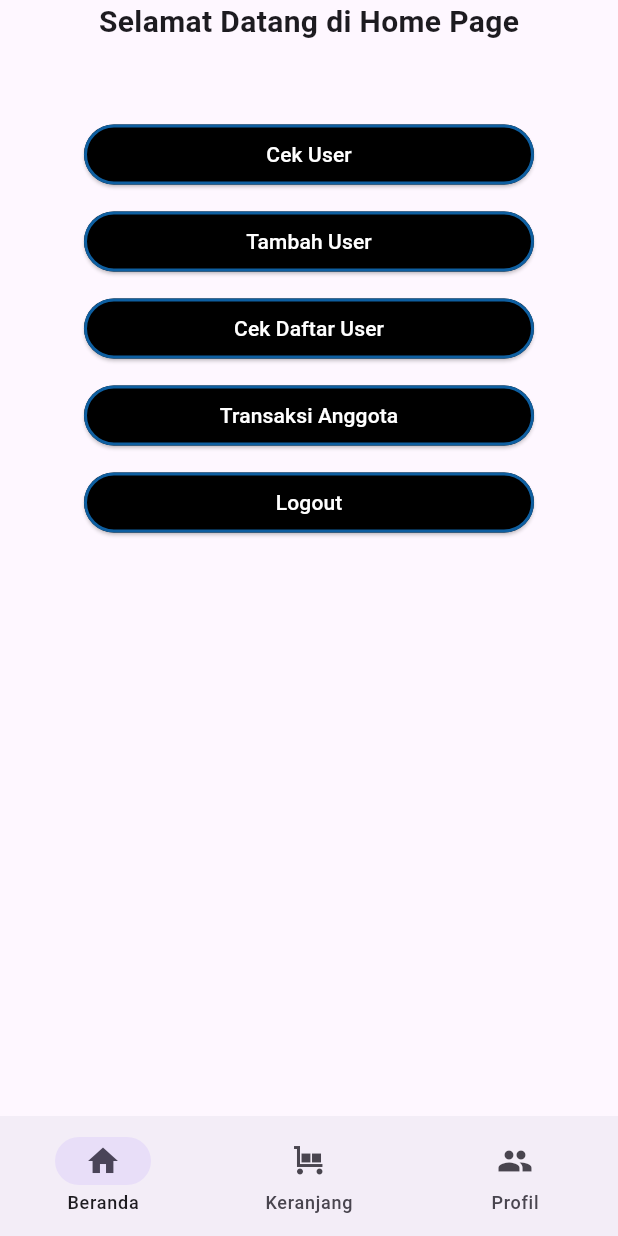
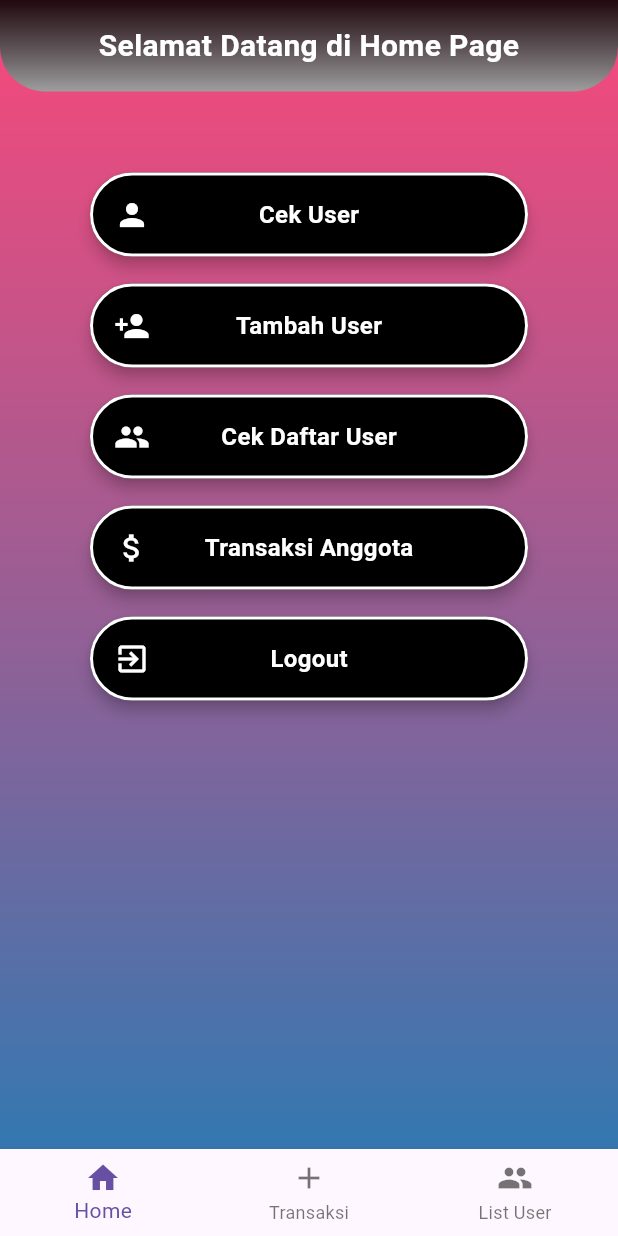
Before and after one commit to edgarkusuma07/Tugasprogmob1Login, a Flutter app: the HomePage screen opened directly, after a tap on "Logout", on a phone screen of 412 x 824 dp. Run offline on Flutter 3.47's test engine with Material 3 defaults, Android fonts, the phone set to English and light mode, and no system bars; our stand-ins replace dio, get_storage, page_transition; accounts and stored records are empty; network calls fail.

Commit message:
after uas

```diff
--- a/lib/homepage.dart
+++ b/lib/homepage.dart
@@ -22,145 +22,202 @@ class _HomePageState extends State<HomePage> {
   @override
   Widget build(BuildContext context) {
     return Scaffold(
-      bottomNavigationBar: NavigationBar(
-        destinations: const [
-          NavigationDestination(icon: Icon(Icons.home), label: 'Beranda'),
-          NavigationDestination(icon: Icon(Icons.trolley), label: 'Keranjang'),
-          NavigationDestination(icon: Icon(Icons.people), label: 'Profil'),
+      bottomNavigationBar: BottomNavigationBar(
+        items: const [
+          BottomNavigationBarItem(icon: Icon(Icons.home), label: 'Home'),
+          BottomNavigationBarItem(icon: Icon(Icons.add), label: 'Transaksi'),
+          BottomNavigationBarItem(icon: Icon(Icons.people), label: 'List User'),
         ],
+        onTap: (index) {
+          switch (index) {
+            case 0:
+              // Navigasi ke halaman Home
+              Navigator.push(
+                context,
+                MaterialPageRoute(builder: (context) => HomePage()),
+              );
+              break;
+            case 1:
+              // Navigasi ke halaman Anggota
+              Navigator.push(
+                context,
+                MaterialPageRoute(builder: (context) => ListTransaksi()),
+              );
+              break;
+            case 2:
+              // Navigasi ke halaman Wallet
+              Navigator.push(
+                context,
+                MaterialPageRoute(builder: (context) => ListUser()),
+              );
+              break;
+          }
+        },
       ),
-      body: Center(
+      body: Container(
+        decoration: BoxDecoration(
+          gradient: LinearGradient(
+            colors: [
+              Color.fromARGB(221, 248, 45, 102),
+              Color.fromARGB(255, 51, 120, 177),
+            ],
+            begin: Alignment.topCenter,
+            end: Alignment.bottomCenter,
+          ),
+        ),
+        child: Center(
           child: Column(
             children: [
-            const Text(
+              Container(
+                width: double.infinity,
+                padding: const EdgeInsets.symmetric(vertical: 16),
+                decoration: BoxDecoration(
+                  gradient: LinearGradient(
+                    colors: [Colors.black87, Colors.grey],
+                    begin: Alignment.topCenter,
+                    end: Alignment.bottomCenter,
+                  ),
+                  borderRadius: BorderRadius.only(
+                    bottomLeft: Radius.circular(30),
+                    bottomRight: Radius.circular(30),
+                  ),
+                ),
+                child: const Text(
                   'Selamat Datang di Home Page',
-              style: TextStyle(fontSize: 20, fontWeight: FontWeight.bold),
+                  style: TextStyle(
+                    fontSize: 20,
+                    fontWeight: FontWeight.bold,
+                    color: Colors.white,
+                  ),
+                  textAlign: TextAlign.center,
+                ),
               ),
               const SizedBox(
                 height: 50,
               ),
-            SizedBox(
-              width: 300,
-              child: ElevatedButton(
+              CardButton(
                 onPressed: () {
                   goUser(dio, myStorage, apiUrl);
                 },
-                  style: ElevatedButton.styleFrom(
-                    shape: RoundedRectangleBorder(
-                        side: const BorderSide(
-                          color: Color.fromARGB(255, 14, 95, 161),
-                          width: 2,
-                        ),
-                        borderRadius: BorderRadius.circular(30)),
-                    backgroundColor: const Color.fromARGB(255, 0, 0, 0),
-                  ),
-                  child: const Text('Cek User',
-                      style: TextStyle(
-                          color: Color.fromARGB(255, 255, 255, 255)))),
+                label: 'Cek User',
+                icon: Icons.person,
               ),
               const SizedBox(
                 height: 10,
               ),
-            SizedBox(
-              width: 300,
-              child: ElevatedButton(
+              CardButton(
                 onPressed: () {
                   Navigator.push(
                     context,
                     PageTransition(
-                          child: AddUser(), type: PageTransitionType.fade),
+                      child: AddUser(),
+                      type: PageTransitionType.fade,
+                    ),
                   );
                 },
-                  style: ElevatedButton.styleFrom(
-                    shape: RoundedRectangleBorder(
-                        side: const BorderSide(
-                          color: Color.fromARGB(255, 14, 95, 161),
-                          width: 2,
-                        ),
-                        borderRadius: BorderRadius.circular(30)),
-                    backgroundColor: const Color.fromARGB(255, 0, 0, 0),
-                  ),
-                  child: const Text('Tambah User',
-                      style: TextStyle(
-                          color: Color.fromARGB(255, 255, 255, 255)))),
+                label: 'Tambah User',
+                icon: Icons.person_add,
               ),
               const SizedBox(
                 height: 10,
               ),
-            SizedBox(
-              width: 300,
-              child: ElevatedButton(
+              CardButton(
                 onPressed: () {
                   Navigator.push(
                     context,
                     PageTransition(
-                          child: ListUser(), type: PageTransitionType.fade),
+                      child: ListUser(),
+                      type: PageTransitionType.fade,
+                    ),
                   );
                 },
-                  style: ElevatedButton.styleFrom(
-                    shape: RoundedRectangleBorder(
-                        side: const BorderSide(
-                          color: Color.fromARGB(255, 14, 95, 161),
-                          width: 2,
-                        ),
-                        borderRadius: BorderRadius.circular(30)),
-                    backgroundColor: const Color.fromARGB(255, 0, 0, 0),
-                  ),
-                  child: const Text('Cek Daftar User',
-                      style: TextStyle(
-                          color: Color.fromARGB(255, 255, 255, 255)))),
+                label: 'Cek Daftar User',
+                icon: Icons.people,
               ),
               const SizedBox(
                 height: 10,
               ),
-            SizedBox(
-              width: 300,
-              child: ElevatedButton(
+              CardButton(
                 onPressed: () {
                   Navigator.push(
                     context,
                     PageTransition(
                       child: ListTransaksi(),
-                          type: PageTransitionType.fade),
+                      type: PageTransitionType.fade,
+                    ),
                   );
                 },
-                  style: ElevatedButton.styleFrom(
-                    shape: RoundedRectangleBorder(
-                        side: const BorderSide(
-                          color: Color.fromARGB(255, 14, 95, 161),
-                          width: 2,
-                        ),
-                        borderRadius: BorderRadius.circular(30)),
-                    backgroundColor: const Color.fromARGB(255, 0, 0, 0),
-                  ),
-                  child: const Text('Transaksi Anggota',
-                      style: TextStyle(
-                          color: Color.fromARGB(255, 255, 255, 255)))),
+                label: 'Transaksi Anggota',
+                icon: Icons.attach_money,
               ),
               const SizedBox(
                 height: 10,
               ),
-            SizedBox(
-              width: 300,
-              child: ElevatedButton(
+              CardButton(
                 onPressed: () {
                   goLogout(context, dio, myStorage, apiUrl);
                 },
-                  style: ElevatedButton.styleFrom(
-                    shape: RoundedRectangleBorder(
-                        side: const BorderSide(
-                          color: Color.fromARGB(255, 14, 95, 161),
-                          width: 2,
-                        ),
-                        borderRadius: BorderRadius.circular(30)),
-                    backgroundColor: const Color.fromARGB(255, 0, 0, 0),
-                  ),
-                  child: const Text('Logout',
-                      style: TextStyle(
-                          color: Color.fromARGB(255, 255, 255, 255)))),
+                label: 'Logout',
+                icon: Icons.exit_to_app,
               ),
             ],
           ),
+        ),
+      ),
+    );
+  }
+}
+
+class CardButton extends StatelessWidget {
+  final VoidCallback onPressed;
+  final String label;
+  final IconData icon;
+
+  const CardButton({
+    required this.onPressed,
+    required this.label,
+    required this.icon,
+  });
+
+  @override
+  Widget build(BuildContext context) {
+    return SizedBox(
+      width: 300,
+      child: Card(
+        elevation: 4,
+        shape: RoundedRectangleBorder(
+          borderRadius: BorderRadius.circular(30),
+          side: const BorderSide(
+            color: Color.fromARGB(255, 255, 255, 255),
+            width: 2,
+          ),
+        ),
+        child: InkWell(
+          onTap: onPressed,
+          borderRadius: BorderRadius.circular(30),
+          child: Padding(
+            padding: const EdgeInsets.all(16.0),
+            child: Row(
+              mainAxisAlignment: MainAxisAlignment.spaceBetween,
+              children: [
+                Icon(icon, color: Colors.white),
+                Text(
+                  label,
+                  style: TextStyle(
+                    color: Colors.white,
+                    fontSize: 16,
+                    fontWeight: FontWeight.bold,
+                  ),
+                ),
+                Opacity(
+                  opacity: 0,
+                  child: Icon(icon),
+                ),
+              ],
+            ),
+          ),
+        ),
+        color: Color.fromARGB(255, 0, 0, 0),
       ),
     );
   }
@@ -190,7 +247,11 @@ void goLogout(BuildContext context, dio, myStorage, apiUrl) async {
     );
     print(response.data);
 
-    Navigator.push(
+    // Hapus token setelah logout
+    await myStorage.erase();
+
+    // Navigasi ke halaman login
+    Navigator.pushReplacement(
       context,
       PageTransition(child: LoginPage(), type: PageTransitionType.fade),
     );
--- a/lib/list_transaksi.dart
+++ b/lib/list_transaksi.dart
@@ -76,7 +76,13 @@ class _ListTransaksiState extends State<ListTransaksi> {
                   return Card(
                     child: ListTile(
                       title: Text(user['nama']),
-                      subtitle: Text(user['tgl_lahir']),
+                      subtitle: Column(
+                        crossAxisAlignment: CrossAxisAlignment.start,
+                        children: [
+                          Text("${user["nomor_induk"]}"),
+                          Text("${user["tgl_lahir"]}"),
+                        ],
+                      ),
                       trailing: Row(
                         mainAxisSize: MainAxisSize.min,
                         children: [
@@ -93,7 +99,7 @@ class _ListTransaksiState extends State<ListTransaksi> {
                               goSaldo(user);
                             },
                             icon: const Icon(
-                              Icons.money,
+                              Icons.history,
                             ),
                           )
                         ],
--- a/lib/list_user.dart
+++ b/lib/list_user.dart
@@ -2,6 +2,7 @@ import 'package:dio/dio.dart';
 import 'package:flutter/material.dart';
 import 'package:get_storage/get_storage.dart';
 import 'package:page_transition/page_transition.dart';
+import 'package:progmob_1/AddUser.dart';
 import 'package:progmob_1/edit_user.dart';
 
 class ListUser extends StatefulWidget {
@@ -88,7 +89,13 @@ class _ListUserState extends State<ListUser> {
                   return Card(
                     child: ListTile(
                       title: Text(user['nama']),
-                      subtitle: Text(user['tgl_lahir']),
+                      subtitle: Column(
+                        crossAxisAlignment: CrossAxisAlignment.start,
+                        children: [
+                          Text("${user["nomor_induk"]}"),
+                          Text("${user["tgl_lahir"]}"),
+                        ],
+                      ),
                       trailing: Row(
                         mainAxisSize: MainAxisSize.min,
                         children: [
--- a/lib/saldo_user.dart
+++ b/lib/saldo_user.dart
@@ -174,7 +174,7 @@ class _SaldoUserState extends State<SaldoUser> {
               ),
               Text('Histori Transaksi'),
               Column(
-                children: transaksiHistoy.map((transaksi) {
+                children: transaksiHistoy.reversed.map((transaksi) {
                   return Container(
                     width: double.infinity,
                     height: 200,
--- a/pubspec.yaml
+++ b/pubspec.yaml
@@ -31,7 +31,7 @@ dependencies:
   flutter:
     sdk: flutter
   page_transition: "^2.1.0"
-
+  # awesome_dialog: ^2.1.1
 
   # The following adds the Cupertino Icons font to your application.
   # Use with the CupertinoIcons class for iOS style icons.
```
Also changed, not shown: lib/AddUser.dart (+68 -19 lines), lib/add_transaksi.dart (+34 -14 lines), lib/edit_user.dart (+54 -14 lines), lib/loginpage.dart (+25 -12 lines), lib/registerpage.dart (+40 -19 lines). Lines whose indentation alone changed are shown as unchanged.
